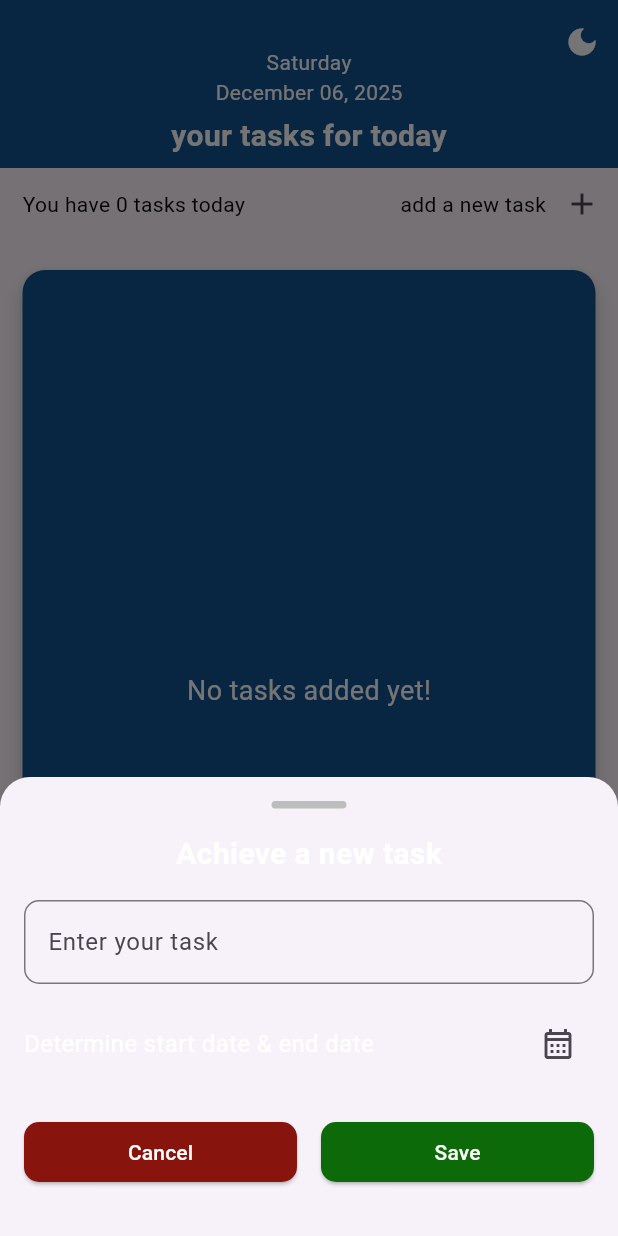
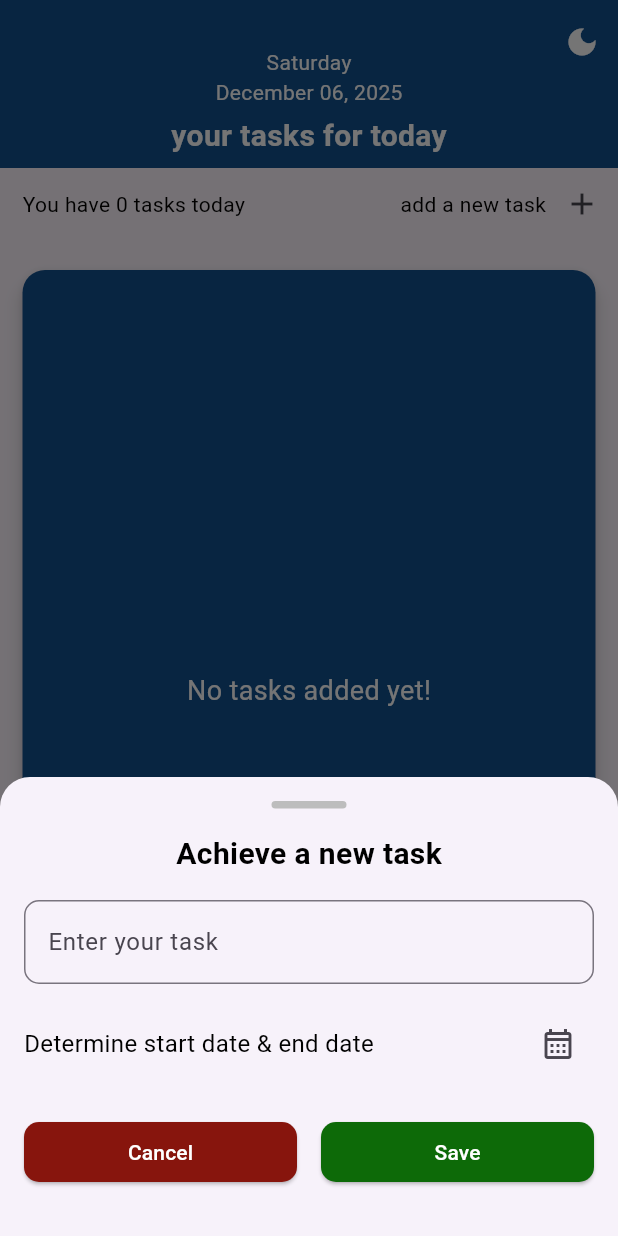
Before and after one commit to RwanHossamEldein/ToDayDo, a Flutter app: the screen it shows after launch, after a tap on the "add" icon, on a phone screen of 412 x 824 dp. Run offline on Flutter 3.47's test engine with Material 3 defaults, Android fonts, the phone set to English and light mode, and no system bars; our stand-ins replace shared_preferences; missing offline and left inert: flutter_shake_animated.

Commit message:
use shared pref & add task to screen

```diff
--- a/lib/main.dart
+++ b/lib/main.dart
@@ -3,8 +3,18 @@ import 'package:provider/provider.dart';
 import 'package:todo_app/task_provider.dart';
 import 'package:todo_app/todo_screen.dart';
 
-void main() {
-  runApp(const MyApp());
+void main()async {
+    WidgetsFlutterBinding.ensureInitialized();
+  final taskProvider=TaskProvider();
+ await taskProvider.getTheme();
+  runApp(
+    ChangeNotifierProvider(
+      create: (BuildContext context) =>taskProvider,
+
+      child: const MyApp(
+
+        ),
+    ));
 }
 
 class MyApp extends StatelessWidget {
@@ -13,9 +23,7 @@ class MyApp extends StatelessWidget {
   // This widget is the root of your application.
   @override
   Widget build(BuildContext context) {
-    return ChangeNotifierProvider(
-      create: (context) => TaskProvider(),
-      child: Builder(
+    return Builder(
       builder: (context) {
         return MaterialApp(
          themeMode: Provider.of<TaskProvider>(context).themeMode,
@@ -50,7 +58,6 @@ class MyApp extends StatelessWidget {
           debugShowCheckedModeBanner: false,
         );
       },
-      ),
     );
   }
 }
--- a/lib/task_data.dart
+++ b/lib/task_data.dart
@@ -1,8 +1,8 @@
 class TaskData {
   String title;
   bool isDone;
-  String startDate;
-  String endDate;
+  DateTime startDate;
+  DateTime endDate;
 
   TaskData({
     required this.title,
--- a/lib/task_provider.dart
+++ b/lib/task_provider.dart
@@ -1,13 +1,24 @@
 import 'package:flutter/material.dart';
+import 'package:shared_preferences/shared_preferences.dart';
 import 'package:todo_app/task_data.dart';
 
 class TaskProvider extends ChangeNotifier {
   ThemeMode themeMode = ThemeMode.light;
+  bool saveTask=true;
   List<TaskData> tasks = [];
-  void addTask(TaskData task) {
+  void addTask(TaskData task)async {
+    // final prefs=await SharedPreferences.getInstance();
+    // await prefs.setBool('task',saveTask);
+
+
     tasks.add(task);
     notifyListeners();
   }
+  // Future saveTask()async{
+  //   final prefs=await SharedPreferences.getInstance();
+
+
+  // }
 
   void toggleTaskStatus(int index) {
     tasks[index].isDone = !tasks[index].isDone;
@@ -20,12 +31,23 @@ class TaskProvider extends ChangeNotifier {
   }
 
   void updateTask(int index, TaskData newTask) {
+
     tasks[index] = newTask;
     notifyListeners();
   }
 
-  void toggleTheme() {
+  void toggleTheme()async {
+   final prefs=await SharedPreferences.getInstance();
+
     themeMode = themeMode == ThemeMode.light ? ThemeMode.dark : ThemeMode.light;
+    await prefs.setBool('isDark',themeMode==ThemeMode.dark);
     notifyListeners();
   }
+Future getTheme()async{
+    final prefs=await SharedPreferences.getInstance();
+    bool ? isDark= prefs.getBool('isDark')??false;
+     themeMode = isDark ? ThemeMode.dark : ThemeMode.light;
+  notifyListeners();
+
+  }
 }
--- a/lib/todo_screen.dart
+++ b/lib/todo_screen.dart
@@ -10,11 +10,13 @@ class TodoScreen extends StatelessWidget {
 
   @override
   Widget build(BuildContext context) {
-    var TaskProv = Provider.of<TaskProvider>(context);
-    var tasks = TaskProv.tasks;
+
+
 
     double totalHeight = MediaQuery.of(context).size.height;
-    return Scaffold(
+    return Consumer<TaskProvider>(
+      builder: (BuildContext context,prov, Widget? child)=>
+       Scaffold(
         appBar: CustomAppBar(),
         body: Column(
           crossAxisAlignment: CrossAxisAlignment.start,
@@ -24,9 +26,9 @@ class TodoScreen extends StatelessWidget {
               child: Row(
                 children: [
                   Text(
-                  'You have ${tasks.length} tasks today',
+                    'You have ${prov.tasks.length} tasks today',
                     style: TextStyle(
-                    color: TaskProv.themeMode == ThemeMode.light
+                      color: prov.themeMode == ThemeMode.light
                           ? const Color.fromARGB(255, 2, 1, 1)
                           : const Color.fromARGB(255, 255, 252, 252),
                     ),
@@ -35,7 +37,7 @@ class TodoScreen extends StatelessWidget {
                   Text(
                     'add a new task',
                     style: TextStyle(
-                    color: TaskProv.themeMode == ThemeMode.light
+                      color: prov.themeMode == ThemeMode.light
                           ? const Color.fromARGB(255, 2, 1, 1)
                           : const Color.fromARGB(255, 255, 252, 252),
                     ),
@@ -66,7 +68,7 @@ class TodoScreen extends StatelessWidget {
                 ),
                 elevation: 5,
                 color: Theme.of(context).cardColor,
-              child: tasks.isEmpty
+                child:prov. tasks.isEmpty
                     ? const Center(
                         child: Text(
                           'No tasks added yet!',
@@ -74,7 +76,7 @@ class TodoScreen extends StatelessWidget {
                         ),
                       )
                     : ListView.builder(
-                      itemCount: tasks.length,
+                        itemCount:prov. tasks.length,
                         itemBuilder: (context, index) {
                           return CustomTask(index: index);
                         },
@@ -83,6 +85,7 @@ class TodoScreen extends StatelessWidget {
             ),
           ],
         ),
+      ),
     );
   }
 }
--- a/lib/widgets/custom_bottom_sheet.dart
+++ b/lib/widgets/custom_bottom_sheet.dart
@@ -1,5 +1,7 @@
 import 'package:flutter/material.dart';
+import 'package:flutter_shake_animated/flutter_shake_animated.dart';
 import 'package:provider/provider.dart';
+import 'package:todo_app/task_data.dart';
 import 'package:todo_app/task_provider.dart';
 
 // ignore: must_be_immutable
@@ -8,11 +10,15 @@ class CustomBottomSheet extends StatelessWidget {
   TextEditingController taskController = TextEditingController();
   DateTime? startDate;
   DateTime? endDate;
+
+
   @override
   Widget build(BuildContext context) {
-    var TaskProv = Provider.of<TaskProvider>(context);
-    var tasks = TaskProv.tasks;
-    return BottomSheet(
+
+
+    return Consumer<TaskProvider>(
+      builder: (BuildContext context, TaskProvider taskProv, Widget? child)=>
+       BottomSheet(
         shape: RoundedRectangleBorder(
           borderRadius: BorderRadius.vertical(top: Radius.circular(20)),
         ),
@@ -22,7 +28,7 @@ class CustomBottomSheet extends StatelessWidget {
             child: Column(
               mainAxisSize: MainAxisSize.min,
               children: [
-              // الشريط الصغير اللي فوق للتمييز
+
                 Container(
                   width: 50,
                   height: 5,
@@ -33,14 +39,14 @@ class CustomBottomSheet extends StatelessWidget {
                 ),
                 SizedBox(height: 16),
 
-              // العنوان
+
                 Text(
                   'Achieve a new task',
-                style: TextStyle(fontSize: 20, fontWeight: FontWeight.bold),
+                  style: TextStyle(fontSize: 20, fontWeight: FontWeight.bold,color: Theme.of(context).brightness == Brightness.dark?Colors.white:Colors.black),
                 ),
                 SizedBox(height: 16),
 
-              // حقل النص
+
                 TextField(
                   controller: taskController,
                   decoration: InputDecoration(
@@ -52,18 +58,30 @@ class CustomBottomSheet extends StatelessWidget {
                 ),
                 SizedBox(height: 16),
 
-              // صف التاريخ
+
                 Row(
                   children: [
                     Expanded(
                       child: Text(
                         'Determine start date & end date',
-                      style: TextStyle(fontSize: 16),
+                        style: TextStyle(fontSize: 16,color: Theme.of(context).brightness==Brightness.dark?Colors.white:Colors.black),
                       ),
                     ),
                     IconButton(
   onPressed: () async {
-                      // يبقى logic زي ما هو
+    final DateTimeRange? pickedRange = await showDateRangePicker(
+      context: context,
+      firstDate: DateTime(2000),
+      lastDate: DateTime(2100),
+      initialDateRange: startDate != null && endDate != null
+          ? DateTimeRange(start: startDate!, end: endDate!)
+          : null,
+    );
+
+    if (pickedRange != null) {
+      startDate = pickedRange.start;
+      endDate = pickedRange.end;
+    }
   },
   icon: Icon(Icons.calendar_month_outlined),
 ),
@@ -71,14 +89,14 @@ class CustomBottomSheet extends StatelessWidget {
                 ),
                 SizedBox(height: 24),
 
-              // أزرار Cancel و Save
+
                 Row(
                   children: [
                     Expanded(
                       child: ElevatedButton(
                         onPressed: () {
                           Navigator.pop(context);
-                      }, // logic موجودة
+                        },
                         style: ElevatedButton.styleFrom(
                           backgroundColor: Color.fromARGB(255, 135, 21, 13),
                           shape: RoundedRectangleBorder(
@@ -94,7 +112,24 @@ class CustomBottomSheet extends StatelessWidget {
                     SizedBox(width: 16),
                     Expanded(
                       child: ElevatedButton(
-                      onPressed: () {}, // logic موجودة
+                        onPressed: () {
+  if (taskController.text.isEmpty || startDate == null || endDate == null) {
+  ScaffoldMessenger.of(context).showSnackBar(SnackBar(content: Text('data')));
+
+  }
+
+  taskProv.addTask(
+    TaskData(
+      title: taskController.text,
+      startDate: startDate!,
+      endDate: endDate!,
+    ),
+  );
+
+  taskController.clear();
+  Navigator.pop(context);
+},
+
                         style: ElevatedButton.styleFrom(
                           backgroundColor: Color.fromARGB(255, 13, 106, 8),
                           shape: RoundedRectangleBorder(
@@ -115,6 +150,7 @@ class CustomBottomSheet extends StatelessWidget {
           );
         },
         onClosing: () {},
+      ),
     );
   }
 }
--- a/pubspec.yaml
+++ b/pubspec.yaml
@@ -32,6 +32,7 @@ dependencies:
   date_format: ^2.0.9
   flutter:
     sdk: flutter
+  flutter_shake_animated: ^0.0.5
   intl: ^0.20.2
   provider: ^6.1.5+1
   responsive_framework: ^1.5.1
```
Also changed, not shown: lib/widgets/custom_task.dart (+10 -6 lines), pubspec.lock. Lines whose indentation alone changed are shown as unchanged.
